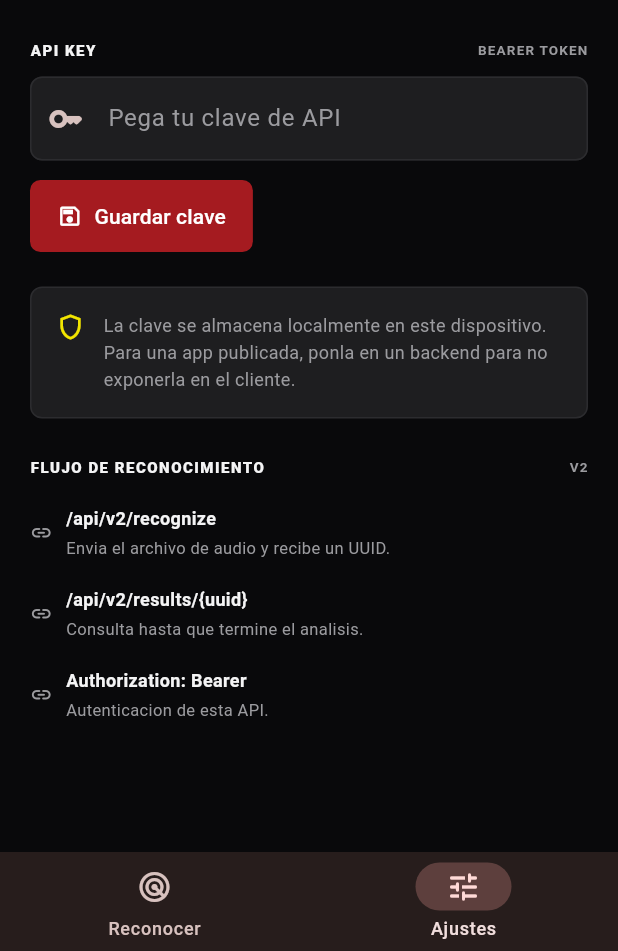
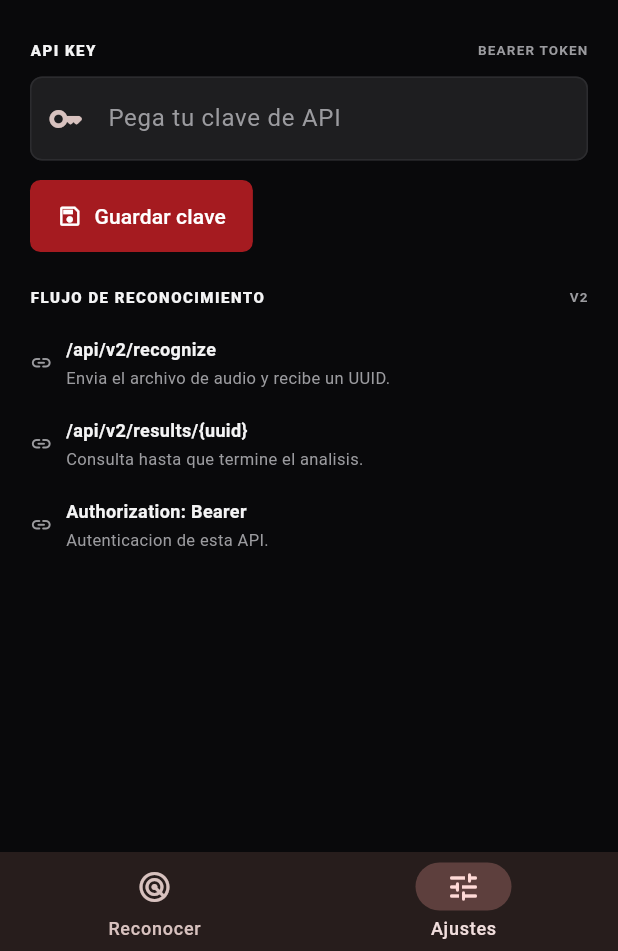
Before and after one commit to ErrorCape8/Shazam-flutter, a Flutter app: the screen it shows after launch, after a tap on the "tune" icon, on a phone screen of 412 x 824 dp, the part 285-1236 px from its top. Run offline on Flutter 3.47's test engine with Material 3 defaults, Android fonts, the phone set to English and light mode, and no system bars; our stand-ins replace shared_preferences; missing offline and left inert: record.

Commit message:
ajuste de texto y widgets

```diff
--- a/lib/features/recognition/presentation/recognition_views.dart
+++ b/lib/features/recognition/presentation/recognition_views.dart
@@ -35,7 +35,6 @@ class DiscoverView extends StatelessWidget {
     child: ListView(
       padding: const EdgeInsets.fromLTRB(0, 32, 0, 40),
       children: [
-        const Center(child: Eyebrow('IDENTIFICACION DE AUDIO - API V2')),
         const SizedBox(height: 10),
         Text(
           'Encuentra el sonido.',
@@ -157,11 +156,6 @@ class SettingsView extends StatelessWidget {
           ),
         ),
         const SizedBox(height: 23),
-        const InfoBlock(
-          icon: Icons.shield_outlined,
-          text: 'La clave se almacena localmente en este dispositivo. Para una app publicada, ponla en un backend para no exponerla en el cliente.',
-        ),
-        const SizedBox(height: 25),
         const SectionLabel('FLUJO DE RECONOCIMIENTO', 'V2'),
         const SizedBox(height: 10),
         const EndpointInfo(
```
